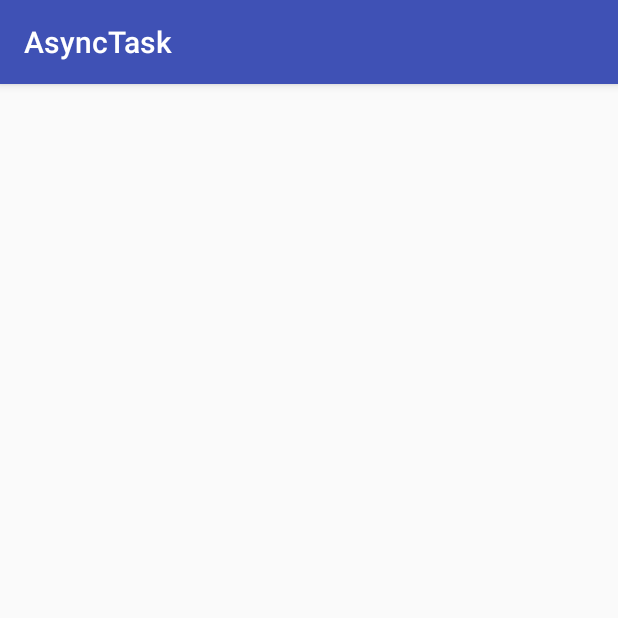
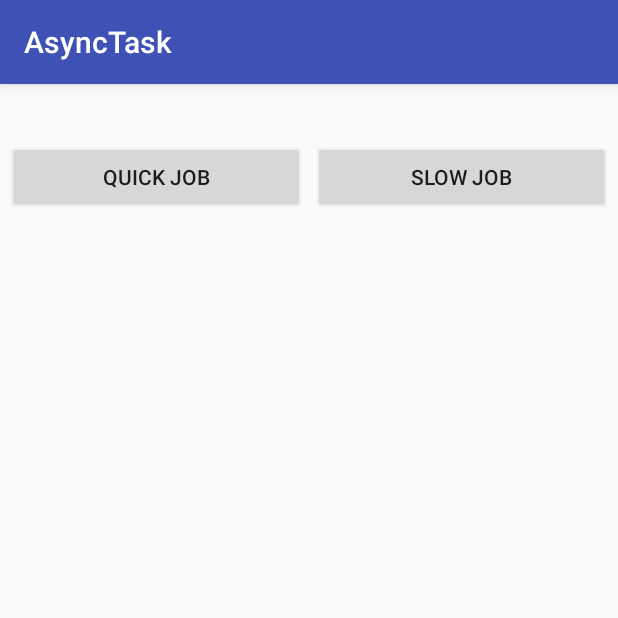
Before and after one commit to thongleeuitce/MultiThreading_demo, an Android app: the AsyncTaskAcitivity screen opened directly, with no data from a screen before it, on a phone screen of 412 x 824 dp, the top half of it. Run offline under Robolectric (Android 15) with nearby library versions, the phone set to English and light mode, and no system bars.

Commit message:
Added: demo AsyncTask

```diff
--- a/app/src/main/java/com/example/thongle/multithreading/AsyncTaskAcitivity.java
+++ b/app/src/main/java/com/example/thongle/multithreading/AsyncTaskAcitivity.java
@@ -1,10 +1,47 @@
 package com.example.thongle.multithreading;
 
+import android.icu.text.SimpleDateFormat;
+import android.os.Bundle;
 import android.support.v7.app.AppCompatActivity;
+import android.view.View;
+import android.widget.Button;
+import android.widget.TextView;
+
+import java.util.Date;
 
 /**
  * Created by thongle on 26/04/2017.
  */
 
 public class AsyncTaskAcitivity extends AppCompatActivity {
+
+    private Button button_QuickJob, button_SlowJob;
+    private TextView textView_Status;
+    private SlowTask slowTask;
+
+    @Override
+    protected void onCreate(Bundle savedInstanceState) {
+        super.onCreate(savedInstanceState);
+        setContentView(R.layout.activity_asynctask);
+
+        button_QuickJob = (Button) findViewById(R.id.btn_quick_job);
+        button_SlowJob = (Button) findViewById(R.id.btn_slow_job);
+        textView_Status = (TextView) findViewById(R.id.txtv_status);
+
+        slowTask = new SlowTask(AsyncTaskAcitivity.this, textView_Status);
+
+        button_QuickJob.setOnClickListener(new View.OnClickListener() {
+            @Override
+            public void onClick(View v) {
+                java.text.SimpleDateFormat sdf = new java.text.SimpleDateFormat("dd/MM/yyyy HH:mm:ss");
+                textView_Status.setText(sdf.format(new Date()));
+            }
+        });
+        button_SlowJob.setOnClickListener(new View.OnClickListener() {
+            @Override
+            public void onClick(View v) {
+                slowTask.execute();
+            }
+        });
+    }
 }
--- a/app/src/main/java/com/example/thongle/multithreading/HandlerPostAcitivity.java
+++ b/app/src/main/java/com/example/thongle/multithreading/HandlerPostAcitivity.java
@@ -68,7 +68,7 @@ public class HandlerPostAcitivity extends AppCompatActivity {
             @Override
             public void run() {
                 try {
-                    for(int i = 0; i <20; i++){
+                    for(int i = 0; i < 20; i++){
                         Thread.sleep(1000);
                         synchronized (this){
                             globalValue += 1;
--- a/app/src/main/java/com/example/thongle/multithreading/MainActivity.java
+++ b/app/src/main/java/com/example/thongle/multithreading/MainActivity.java
@@ -32,8 +32,12 @@ public class MainActivity extends AppCompatActivity implements View.OnClickListe
                 startActivity(intent1);
                 break;
             case R.id.btn_asynctask:
+                Intent intent3 = new Intent(MainActivity.this, AsyncTaskAcitivity.class);
+                startActivity(intent3);
                 break;
             case R.id.btn_post:
+                Intent intent2 = new Intent(MainActivity.this, HandlerPostAcitivity.class);
+                startActivity(intent2);
                 break;
         }
     }
--- /dev/null
+++ b/app/src/main/java/com/example/thongle/multithreading/SlowTask.java
@@ -0,0 +1,62 @@
+package com.example.thongle.multithreading;
+
+import android.app.ProgressDialog;
+import android.content.Context;
+import android.os.AsyncTask;
+import android.widget.ProgressBar;
+import android.widget.TextView;
+
+import org.w3c.dom.Text;
+
+/**
+ * Created by thongle on 26/04/2017.
+ */
+
+public class SlowTask extends AsyncTask<Void, Long, Void> {
+    private ProgressDialog progressDialog_waiting;
+    private Long starttime;
+    private Context context;
+    private TextView textView_status;
+
+    public SlowTask(Context m_context, TextView txtv_status){
+        this.context = m_context;
+        this.textView_status = txtv_status;
+    }
+
+    @Override
+    protected void onPreExecute() {
+        super.onPreExecute();
+        progressDialog_waiting = new ProgressDialog(context);
+        starttime = System.currentTimeMillis();
+        textView_status.setText("Start time: " + starttime);
+        progressDialog_waiting.setMessage(context.getString(R.string.pleasw_wait));
+        progressDialog_waiting.show();
+    }
+
+    @Override
+    protected Void doInBackground(Void... params) {
+        try{
+            for(Long i = 0L; i < 3L; i++){
+                Thread.sleep(2000);
+                publishProgress(i);
+            }
+
+        } catch (Exception e){}
+        return null;
+    }
+
+    @Override
+    protected void onProgressUpdate(Long... values) {
+        super.onProgressUpdate(values);
+        textView_status.append("\nWorking..." + values[0]);
+    }
+
+    @Override
+    protected void onPostExecute(Void aVoid) {
+        super.onPostExecute(aVoid);
+        if(progressDialog_waiting.isShowing())
+            progressDialog_waiting.dismiss();
+        textView_status.setText("\nEnd Time" + System.currentTimeMillis());
+        textView_status.append("\nDone");
+    }
+}
--- /dev/null
+++ b/app/src/main/res/layout/activity_asynctask.xml
@@ -0,0 +1,33 @@
+<?xml version="1.0" encoding="utf-8"?>
+<LinearLayout xmlns:android="http://schemas.android.com/apk/res/android"
+    xmlns:tools="http://schemas.android.com/tools"
+    android:layout_width="match_parent"
+    android:layout_height="match_parent"
+    android:orientation="vertical"
+    android:padding="@dimen/margin_base"
+    android:layout_marginTop="@dimen/margin_base">
+    <TextView
+        android:id="@+id/txtv_status"
+        android:layout_width="match_parent"
+        android:layout_height="wrap_content"
+        android:textSize="@dimen/text_medium" />
+    <LinearLayout
+        android:layout_width="match_parent"
+        android:layout_height="wrap_content"
+        android:layout_marginTop="@dimen/margin_base"
+        android:orientation="horizontal">
+        <Button
+            android:id="@+id/btn_quick_job"
+            android:layout_width="0dp"
+            android:layout_height="wrap_content"
+            android:layout_weight="1"
+            android:text="@string/quick_job" />
+        <Button
+            android:id="@+id/btn_slow_job"
+            android:layout_width="0dp"
+            android:layout_height="wrap_content"
+            android:layout_weight="1"
+            android:text="@string/slow_job"
+            android:layout_marginLeft="@dimen/margin_base"/>
+    </LinearLayout>
+</LinearLayout>
--- a/app/src/main/res/values/strings.xml
+++ b/app/src/main/res/values/strings.xml
@@ -14,5 +14,7 @@
     <string name="btn_execute">Execute</string>
     <string name="enter_some_data_here">Enter some data here</string>
     <string name="click_test">you clicked Test</string>
-
+    <string name="quick_job">Quick Job</string>
+    <string name="slow_job">Slow Job</string>
+    <string name="pleasw_wait">Some SLOW job is being done. Please wait...</string>
 </resources>
```
